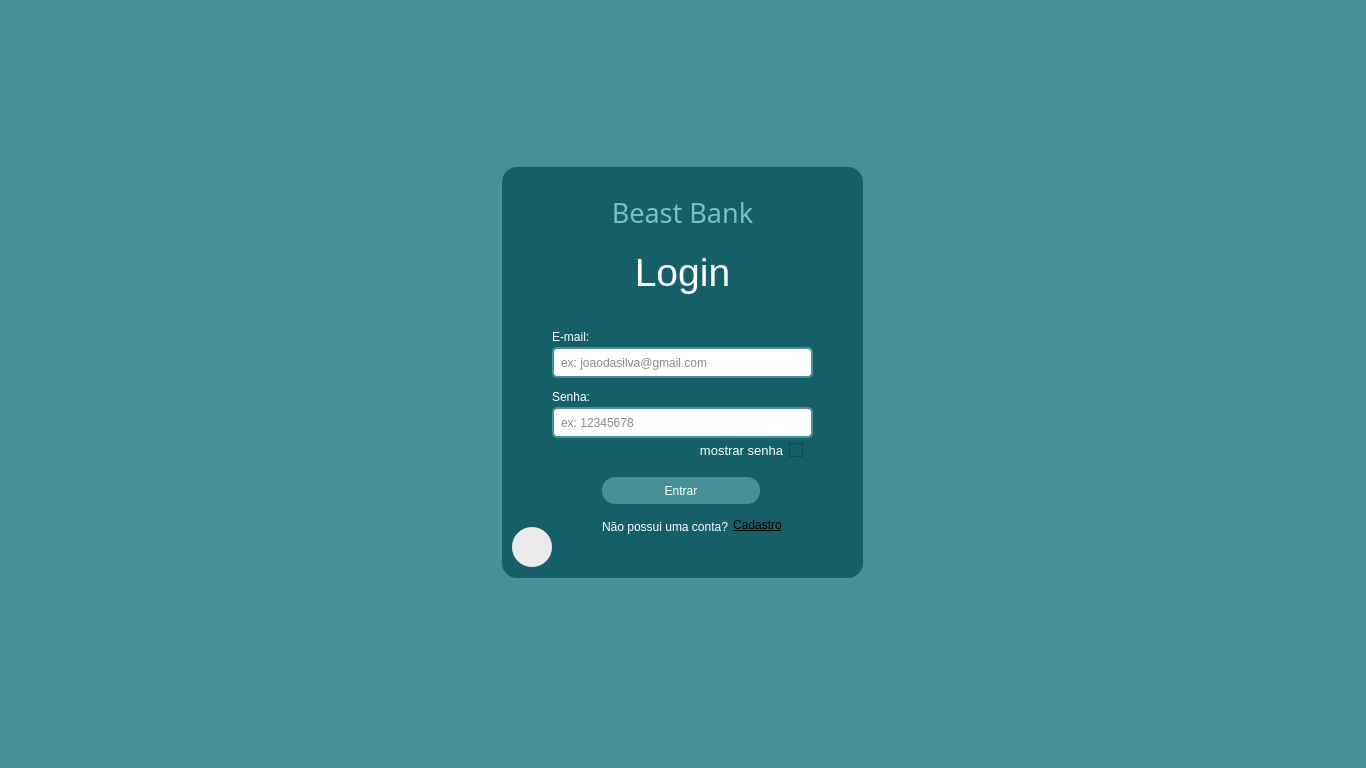
This is banco/ui/1_login_screen.ui in JoaoVitorMoreiraPassos/Banco_POO2 as Qt 5 draws it before an edit. The edited form follows.
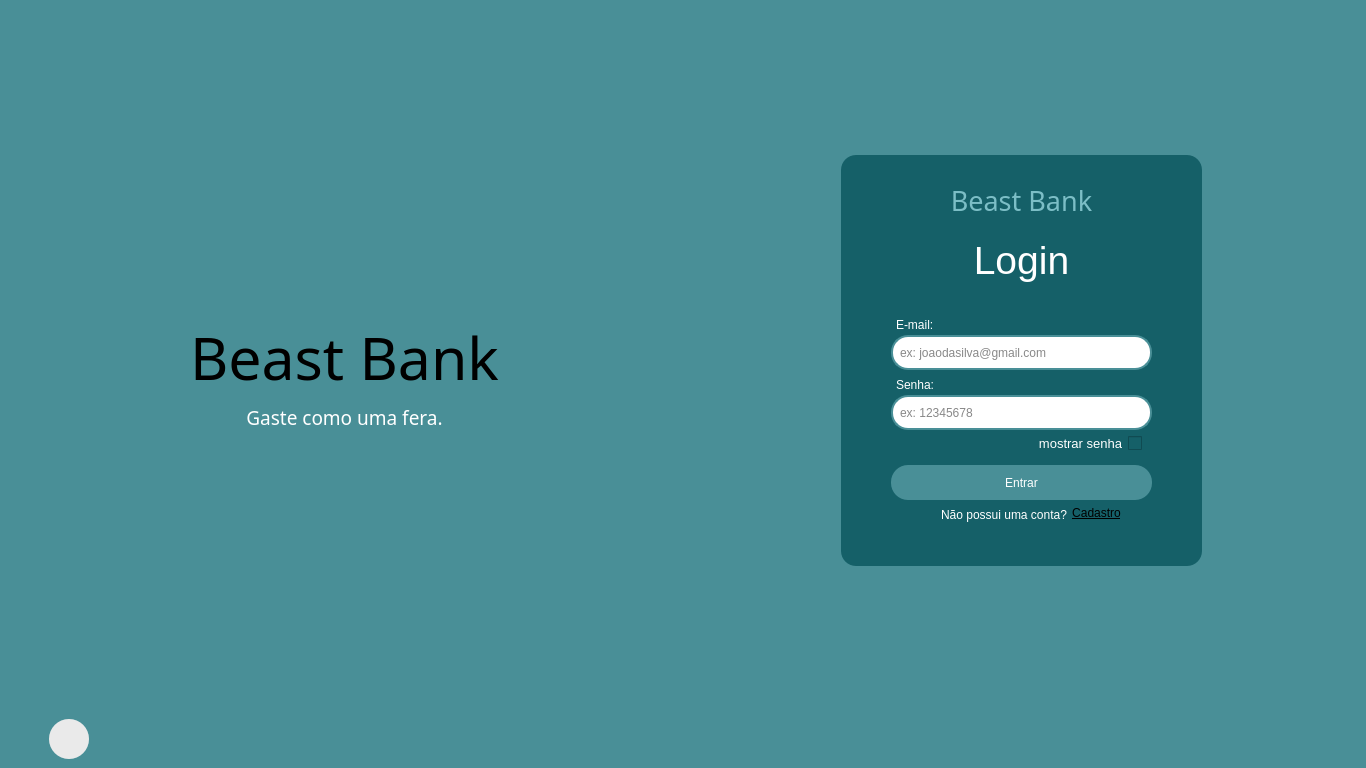
This is the edited form.

```diff
--- a/banco/ui/1_login_screen.ui
+++ b/banco/ui/1_login_screen.ui
@@ -22,6 +22,89 @@
   <widget class="QWidget" name="centralwidget">
    <layout class="QGridLayout" name="gridLayout">
     <item row="0" column="0">
+     <widget class="QFrame" name="frame_3">
+      <property name="styleSheet">
+       <string notr="true">border: 0px</string>
+      </property>
+      <property name="frameShape">
+       <enum>QFrame::StyledPanel</enum>
+      </property>
+      <property name="frameShadow">
+       <enum>QFrame::Raised</enum>
+      </property>
+      <layout class="QGridLayout" name="gridLayout_3">
+       <item row="0" column="0">
+        <widget class="QLabel" name="label_5">
+         <property name="maximumSize">
+          <size>
+           <width>16777215</width>
+           <height>600</height>
+          </size>
+         </property>
+         <property name="font">
+          <font>
+           <family>Suruma</family>
+           <pointsize>44</pointsize>
+          </font>
+         </property>
+         <property name="styleSheet">
+          <string notr="true">border: 0px</string>
+         </property>
+         <property name="text">
+          <string>Beast Bank</string>
+         </property>
+         <property name="alignment">
+          <set>Qt::AlignBottom|Qt::AlignHCenter</set>
+         </property>
+        </widget>
+       </item>
+       <item row="1" column="0">
+        <widget class="QLabel" name="label_6">
+         <property name="maximumSize">
+          <size>
+           <width>16777215</width>
+           <height>300</height>
+          </size>
+         </property>
+         <property name="font">
+          <font>
+           <family>Fira Code Light</family>
+           <pointsize>14</pointsize>
+          </font>
+         </property>
+         <property name="styleSheet">
+          <string notr="true">color:  #fff;</string>
+         </property>
+         <property name="text">
+          <string>Gaste como uma fera.</string>
+         </property>
+         <property name="alignment">
+          <set>Qt::AlignHCenter|Qt::AlignTop</set>
+         </property>
+        </widget>
+       </item>
+      </layout>
+     </widget>
+    </item>
+    <item row="0" column="1">
+     <widget class="QFrame" name="frame_2">
+      <property name="minimumSize">
+       <size>
+        <width>0</width>
+        <height>0</height>
+       </size>
+      </property>
+      <property name="styleSheet">
+       <string notr="true">border: 0px</string>
+      </property>
+      <property name="frameShape">
+       <enum>QFrame::StyledPanel</enum>
+      </property>
+      <property name="frameShadow">
+       <enum>QFrame::Raised</enum>
+      </property>
+      <layout class="QGridLayout" name="gridLayout_2">
+       <item row="0" column="0">
      <widget class="QFrame" name="frame">
       <property name="minimumSize">
        <size>
@@ -82,7 +165,7 @@
          <x>50</x>
          <y>180</y>
          <width>261</width>
-         <height>31</height>
+            <height>35</height>
         </rect>
        </property>
        <property name="styleSheet">
@@ -90,7 +173,7 @@
 	background-color: #fff;
 	color: #111;
 	padding-left: 5px;
-	border-radius: 5px;
+	border-radius: 17px;
 	border: 2px solid #498f97;
 }
 
@@ -108,7 +191,7 @@
          <x>50</x>
          <y>240</y>
          <width>261</width>
-         <height>31</height>
+            <height>35</height>
         </rect>
        </property>
        <property name="styleSheet">
@@ -116,7 +199,7 @@
 	background-color: #fff;
 	color: #111;
 	padding-left: 5px;
-	border-radius: 5px;
+	border-radius: 17px;
 	border: 2px solid #498f97;
 }
 
@@ -134,10 +217,10 @@
       <widget class="QPushButton" name="pushButton">
        <property name="geometry">
         <rect>
-         <x>100</x>
+            <x>50</x>
          <y>310</y>
-         <width>158</width>
-         <height>27</height>
+            <width>261</width>
+            <height>35</height>
         </rect>
        </property>
        <property name="cursor">
@@ -145,7 +228,7 @@
        </property>
        <property name="styleSheet">
         <string notr="true">background-color: #498f97;
-border-radius: 13px;
+border-radius: 17px;
 color: #fff</string>
        </property>
        <property name="text">
@@ -227,7 +310,7 @@
        <property name="geometry">
         <rect>
          <x>170</x>
-         <y>275</y>
+            <y>280</y>
          <width>131</width>
          <height>16</height>
         </rect>
@@ -253,7 +336,7 @@
       <widget class="QLabel" name="label_3">
        <property name="geometry">
         <rect>
-         <x>50</x>
+            <x>55</x>
          <y>160</y>
          <width>72</width>
          <height>19</height>
@@ -269,7 +352,7 @@
       <widget class="QLabel" name="label_4">
        <property name="geometry">
         <rect>
-         <x>50</x>
+            <x>55</x>
          <y>220</y>
          <width>72</width>
          <height>19</height>
@@ -282,34 +365,33 @@
         <string>Senha:</string>
        </property>
       </widget>
-      <widget class="QLabel" name="img">
-       <property name="geometry">
-        <rect>
-         <x>10</x>
-         <y>360</y>
-         <width>40</width>
+        </widget>
+       </item>
+      </layout>
+     </widget>
+    </item>
+    <item row="1" column="0">
+     <widget class="QFrame" name="frame_4">
+      <property name="maximumSize">
+       <size>
+        <width>16777215</width>
          <height>40</height>
-        </rect>
-       </property>
-       <property name="cursor">
-        <cursorShape>PointingHandCursor</cursorShape>
+       </size>
        </property>
        <property name="styleSheet">
-        <string notr="true">background-color: rgb(243, 243, 243);
-border-radius: 20px;</string>
-       </property>
-       <property name="text">
-        <string/>
-       </property>
-       <property name="alignment">
-        <set>Qt::AlignCenter</set>
-       </property>
-      </widget>
+       <string notr="true">border: 0px;</string>
+      </property>
+      <property name="frameShape">
+       <enum>QFrame::StyledPanel</enum>
+      </property>
+      <property name="frameShadow">
+       <enum>QFrame::Raised</enum>
+      </property>
       <widget class="QPushButton" name="voltar">
        <property name="geometry">
         <rect>
-         <x>10</x>
-         <y>360</y>
+         <x>40</x>
+         <y>0</y>
          <width>40</width>
          <height>40</height>
         </rect>
@@ -326,11 +408,35 @@
         <string/>
        </property>
       </widget>
+      <widget class="QLabel" name="img">
+       <property name="geometry">
+        <rect>
+         <x>40</x>
+         <y>0</y>
+         <width>40</width>
+         <height>40</height>
+        </rect>
+       </property>
+       <property name="cursor">
+        <cursorShape>PointingHandCursor</cursorShape>
+       </property>
+       <property name="styleSheet">
+        <string notr="true">background-color: rgb(243, 243, 243);
+border-radius: 20px;</string>
+       </property>
+       <property name="text">
+        <string/>
+       </property>
+       <property name="alignment">
+        <set>Qt::AlignCenter</set>
+       </property>
+      </widget>
+      <zorder>img</zorder>
+      <zorder>voltar</zorder>
      </widget>
     </item>
    </layout>
   </widget>
-  <widget class="QStatusBar" name="statusbar"/>
  </widget>
  <resources/>
  <connections/>
```
Lines whose indentation alone changed are shown as unchanged.
